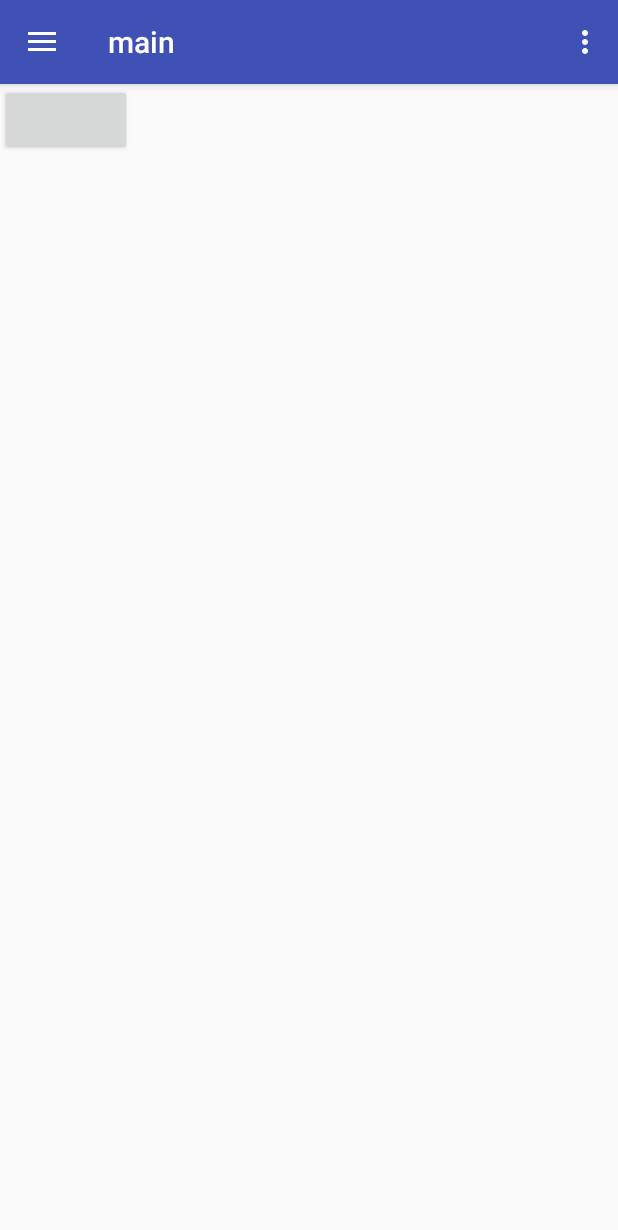
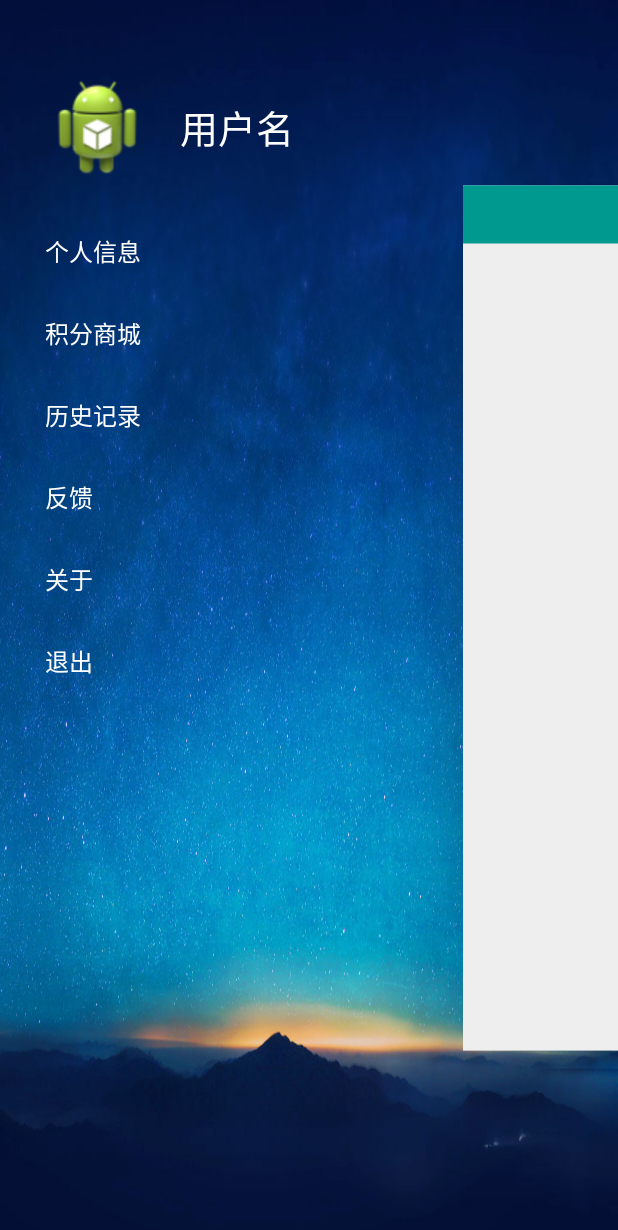
Before and after one commit to Rottin/picTag, an Android app: the MainActivity screen opened directly, with no data from a screen before it, after a tap on "历史记录", on a phone screen of 412 x 824 dp. Shown: the top 1230 px of the screen. Run offline under Robolectric (Android 15) with nearby library versions, the phone set to English and light mode, and no system bars; 3 other taps on this screen came first.

Commit message:
添加主页侧滑栏

```diff
--- a/app/build.gradle
+++ b/app/build.gradle
@@ -16,6 +16,7 @@ android {
         versionCode 1
         versionName "1.0"
         testInstrumentationRunner "android.support.test.runner.AndroidJUnitRunner"
+        multiDexEnabled true
     }
     buildTypes {
         release {
@@ -34,4 +35,5 @@ dependencies {
     compile 'com.android.support:design:25.3.1'
     compile 'com.android.support.constraint:constraint-layout:1.0.2'
     testCompile 'junit:junit:4.12'
+    compile 'com.nineoldandroids:library:2.4.0'
 }
--- /dev/null
+++ b/app/src/main/java/com/rottin/administrator/pictag/DragLayout.java
@@ -0,0 +1,291 @@
+package com.rottin.administrator.pictag;
+
+import android.content.Context;
+import android.graphics.Color;
+import android.graphics.PorterDuff;
+import android.support.v4.view.GestureDetectorCompat;
+import android.support.v4.view.ViewCompat;
+import android.support.v4.widget.ViewDragHelper;
+import android.util.AttributeSet;
+import android.view.GestureDetector;
+import android.view.MotionEvent;
+import android.view.View;
+import android.view.ViewGroup;
+import android.widget.FrameLayout;
+import android.widget.ImageView;
+import android.widget.RelativeLayout;
+import com.nineoldandroids.view.ViewHelper;
+
+/**
+ * Created by Administrator on 2017/5/13.
+ */
+
+public class DragLayout extends FrameLayout {
+
+    private boolean isShowShadow = true;
+
+    private GestureDetectorCompat gestureDetector;
+    private ViewDragHelper dragHelper;
+    private DragListener dragListener;
+    private int range;
+    private int width;
+    private int height;
+    private int mainLeft;
+    private Context context;
+    private ImageView iv_shadow;
+    private RelativeLayout vg_left;
+    private MyRelativeLayout vg_main;
+    private Status status = Status.Close;
+
+    public DragLayout(Context context) {
+        this(context, null);
+    }
+
+    public DragLayout(Context context, AttributeSet attrs) {
+        this(context, attrs, 0);
+        this.context = context;
+    }
+
+    public DragLayout(Context context, AttributeSet attrs, int defStyle) {
+        super(context, attrs, defStyle);
+        gestureDetector = new GestureDetectorCompat(context, new YScrollDetector());
+        dragHelper = ViewDragHelper.create(this, dragHelperCallback);
+    }
+
+    class YScrollDetector extends GestureDetector.SimpleOnGestureListener {
+        @Override
+        public boolean onScroll(MotionEvent e1, MotionEvent e2, float dx, float dy) {
+            return Math.abs(dy) <= Math.abs(dx);
+        }
+    }
+
+    private ViewDragHelper.Callback dragHelperCallback = new ViewDragHelper.Callback() {
+
+        @Override
+        public int clampViewPositionHorizontal(View child, int left, int dx) {
+            if (mainLeft + dx < 0) {
+                return 0;
+            } else if (mainLeft + dx > range) {
+                return range;
+            } else {
+                return left;
+            }
+        }
+
+        @Override
+        public boolean tryCaptureView(View child, int pointerId) {
+            return true;
+        }
+
+        @Override
+        public int getViewHorizontalDragRange(View child) {
+            return width;
+        }
+
+        @Override
+        public void onViewReleased(View releasedChild, float xvel, float yvel) {
+            super.onViewReleased(releasedChild, xvel, yvel);
+            if (xvel > 0) {
+                open();
+            } else if (xvel < 0) {
+                close();
+            } else if (releasedChild == vg_main && mainLeft > range * 0.3) {
+                open();
+            } else if (releasedChild == vg_left && mainLeft > range * 0.7) {
+                open();
+            } else {
+                close();
+            }
+        }
+
+        @Override
+        public void onViewPositionChanged(View changedView, int left, int top,
+                                          int dx, int dy) {
+            if (changedView == vg_main) {
+                mainLeft = left;
+            } else {
+                mainLeft = mainLeft + left;
+            }
+            if (mainLeft < 0) {
+                mainLeft = 0;
+            } else if (mainLeft > range) {
+                mainLeft = range;
+            }
+
+            if (isShowShadow) {
+                iv_shadow.layout(mainLeft, 0, mainLeft + width, height);
+            }
+            if (changedView == vg_left) {
+                vg_left.layout(0, 0, width, height);
+                vg_main.layout(mainLeft, 0, mainLeft + width, height);
+            }
+
+            dispatchDragEvent(mainLeft);
+        }
+    };
+
+    public interface DragListener {
+        public void onOpen();
+
+        public void onClose();
+
+        public void onDrag(float percent);
+    }
+
+    public void setDragListener(DragListener dragListener) {
+        this.dragListener = dragListener;
+    }
+
+    @Override
+    protected void onFinishInflate() {
+        super.onFinishInflate();
+        if (isShowShadow) {
+            iv_shadow = new ImageView(context);
+            iv_shadow.setImageResource(R.drawable.shadow);
+            LayoutParams lp = new LayoutParams(LayoutParams.MATCH_PARENT, LayoutParams.MATCH_PARENT);
+            addView(iv_shadow, 1, lp);
+        }
+        vg_left = (RelativeLayout) getChildAt(0);
+        vg_main = (MyRelativeLayout) getChildAt(isShowShadow ? 2 : 1);
+        vg_main.setDragLayout(this);
+        vg_left.setClickable(true);
+        vg_main.setClickable(true);
+    }
+
+    public ViewGroup getVg_main() {
+        return vg_main;
+    }
+
+    public ViewGroup getVg_left() {
+        return vg_left;
+    }
+
+    @Override
+    protected void onSizeChanged(int w, int h, int oldw, int oldh) {
+        super.onSizeChanged(w, h, oldw, oldh);
+        width = vg_left.getMeasuredWidth();
+        height = vg_left.getMeasuredHeight();
+        range = (int) (width * 0.6f);
+    }
+
+    @Override
+    protected void onLayout(boolean changed, int left, int top, int right, int bottom) {
+        vg_left.layout(0, 0, width, height);
+        vg_main.layout(mainLeft, 0, mainLeft + width, height);
+    }
+
+    @Override
+    public boolean onInterceptTouchEvent(MotionEvent ev) {
+        return dragHelper.shouldInterceptTouchEvent(ev) && gestureDetector.onTouchEvent(ev);
+    }
+
+    @Override
+    public boolean onTouchEvent(MotionEvent e) {
+        try {
+            dragHelper.processTouchEvent(e);
+        } catch (Exception ex) {
+            ex.printStackTrace();
+        }
+        return false;
+    }
+
+    private void dispatchDragEvent(int mainLeft) {
+        if (dragListener == null) {
+            return;
+        }
+        float percent = mainLeft / (float) range;
+        animateView(percent);
+        dragListener.onDrag(percent);
+        Status lastStatus = status;
+        if (lastStatus != getStatus() && status == Status.Close) {
+            dragListener.onClose();
+        } else if (lastStatus != getStatus() && status == Status.Open) {
+            dragListener.onOpen();
+        }
+    }
+
+    private void animateView(float percent) {
+        float f1 = 1 - percent * 0.3f;
+        ViewHelper.setScaleX(vg_main, f1);
+        ViewHelper.setScaleY(vg_main, f1);
+        ViewHelper.setTranslationX(vg_left, -vg_left.getWidth() / 2.3f + vg_left.getWidth() / 2.3f * percent);
+        ViewHelper.setScaleX(vg_left, 0.5f + 0.5f * percent);
+        ViewHelper.setScaleY(vg_left, 0.5f + 0.5f * percent);
+        ViewHelper.setAlpha(vg_left, percent);
+        if (isShowShadow) {
+            ViewHelper.setScaleX(iv_shadow, f1 * 1.4f * (1 - percent * 0.12f));
+            ViewHelper.setScaleY(iv_shadow, f1 * 1.85f * (1 - percent * 0.12f));
+        }
+        getBackground().setColorFilter(evaluate(percent, Color.BLACK, Color.TRANSPARENT), PorterDuff.Mode.SRC_OVER);
+    }
+
+    private Integer evaluate(float fraction, Object startValue, Integer endValue) {
+        int startInt = (Integer) startValue;
+        int startA = (startInt >> 24) & 0xff;
+        int startR = (startInt >> 16) & 0xff;
+        int startG = (startInt >> 8) & 0xff;
+        int startB = startInt & 0xff;
+        int endInt = (Integer) endValue;
+        int endA = (endInt >> 24) & 0xff;
+        int endR = (endInt >> 16) & 0xff;
+        int endG = (endInt >> 8) & 0xff;
+        int endB = endInt & 0xff;
+        return (int) ((startA + (int) (fraction * (endA - startA))) << 24)
+                | (int) ((startR + (int) (fraction * (endR - startR))) << 16)
+                | (int) ((startG + (int) (fraction * (endG - startG))) << 8)
+                | (int) ((startB + (int) (fraction * (endB - startB))));
+    }
+
+    @Override
+    public void computeScroll() {
+        if (dragHelper.continueSettling(true)) {
+            ViewCompat.postInvalidateOnAnimation(this);
+        }
+    }
+
+    public enum Status {
+        Drag, Open, Close
+    }
+
+    public Status getStatus() {
+        if (mainLeft == 0) {
+            status = Status.Close;
+        } else if (mainLeft == range) {
+            status = Status.Open;
+        } else {
+            status = Status.Drag;
+        }
+        return status;
+    }
+
+    public void open() {
+        open(true);
+    }
+
+    public void open(boolean animate) {
+        if (animate) {
+            if (dragHelper.smoothSlideViewTo(vg_main, range, 0)) {
+                ViewCompat.postInvalidateOnAnimation(this);
+            }
+        } else {
+            vg_main.layout(range, 0, range * 2, height);
+            dispatchDragEvent(range);
+        }
+    }
+
+    public void close() {
+        close(true);
+    }
+
+    public void close(boolean animate) {
+        if (animate) {
+            if (dragHelper.smoothSlideViewTo(vg_main, 0, 0)) {
+                ViewCompat.postInvalidateOnAnimation(this);
+            }
+        } else {
+            vg_main.layout(0, 0, width, height);
+            dispatchDragEvent(0);
+        }
+    }
+
+}
--- a/app/src/main/java/com/rottin/administrator/pictag/MainActivity.java
+++ b/app/src/main/java/com/rottin/administrator/pictag/MainActivity.java
@@ -13,17 +13,31 @@ import android.support.v7.app.AppCompatActivity;
 import android.support.v7.widget.Toolbar;
 import android.view.Menu;
 import android.view.MenuItem;
+import android.view.animation.AnimationUtils;
+import android.widget.AdapterView;
+import android.widget.ArrayAdapter;
 import android.widget.Button;
+import android.widget.ImageView;
+import android.widget.ListView;
+import android.widget.Toast;
+
+import com.nineoldandroids.view.ViewHelper;
+
+import java.util.Random;
 
 public class MainActivity extends AppCompatActivity
-        implements NavigationView.OnNavigationItemSelectedListener {
+//        implements NavigationView.OnNavigationItemSelectedListener
+ {
     private Button bn1;
+    private DragLayout dl;
+    private ListView lv;
+    private ImageView iv_icon, iv_bottom;
 
     @Override
     protected void onCreate(Bundle savedInstanceState) {
         super.onCreate(savedInstanceState);
         setContentView(R.layout.activity_main);
-        Toolbar toolbar = (Toolbar) findViewById(R.id.toolbar);
+        /*Toolbar toolbar = (Toolbar) findViewById(R.id.toolbar);
         setSupportActionBar(toolbar);
 
         bn1 = (Button) findViewById(R.id.bn1);
@@ -42,10 +56,59 @@ public class MainActivity extends AppCompatActivity
         toggle.syncState();
 
         NavigationView navigationView = (NavigationView) findViewById(R.id.nav_view);
-        navigationView.setNavigationItemSelectedListener(this);
+        navigationView.setNavigationItemSelectedListener(this);*/
+        initDragLayout();
+        initView();
     }
 
-    @Override
+    private void initDragLayout() {
+        dl = (DragLayout) findViewById(R.id.dl);
+        dl.setDragListener(new DragLayout.DragListener() {
+            @Override
+            public void onOpen() {
+                lv.smoothScrollToPosition(new Random().nextInt(30));
+            }
+
+            @Override
+            public void onClose() {
+                shake();
+            }
+
+            @Override
+            public void onDrag(float percent) {
+                ViewHelper.setAlpha(iv_icon, 1 - percent);
+            }
+        });
+    }
+
+    private void shake() {
+        iv_icon.startAnimation(AnimationUtils.loadAnimation(this, R.anim.shake));
+    }
+
+    private void initView() {
+        iv_icon = (ImageView) findViewById(R.id.iv_icon);
+        iv_bottom = (ImageView) findViewById(R.id.iv_bottom);
+        lv = (ListView) findViewById(R.id.lv);
+        lv.setAdapter(new ArrayAdapter<String>(MainActivity.this,
+                R.layout.item_text, new String[] { "个人信息", "积分商城",
+                "历史记录", "反馈", "关于", "退出",
+        }));
+        lv.setOnItemClickListener(new AdapterView.OnItemClickListener() {
+            @Override
+            public void onItemClick(AdapterView<?> arg0, View arg1,
+                                    int position, long arg3) {
+                Toast.makeText(getApplicationContext(), "click " + position, Toast.LENGTH_SHORT).show();
+            }
+        });
+        iv_icon.setOnClickListener(new View.OnClickListener() {
+            @Override
+            public void onClick(View arg0) {
+                dl.open();
+            }
+        });
+    }
+
+    /*@Override
     public void onBackPressed() {
         DrawerLayout drawer = (DrawerLayout) findViewById(R.id.drawer_layout);
         if (drawer.isDrawerOpen(GravityCompat.START)) {
@@ -75,13 +138,13 @@ public class MainActivity extends AppCompatActivity
         }
 
         return super.onOptionsItemSelected(item);
-    }
+    }*/
 
-    @SuppressWarnings("StatementWithEmptyBody")
-    @Override
-    public boolean onNavigationItemSelected(MenuItem item) {
-        // Handle navigation view item clicks here.
-        int id = item.getItemId();
+//    @SuppressWarnings("StatementWithEmptyBody")
+//    @Override
+//    public boolean onNavigationItemSelected(MenuItem item) {
+//        // Handle navigation view item clicks here.
+//        int id = item.getItemId();
 // TODO: 2017/5/10
 //        if (id == R.id.nav_camera) {
 //            // Handle the camera action
@@ -96,9 +159,9 @@ public class MainActivity extends AppCompatActivity
 //        } else if (id == R.id.nav_send) {
 //
 //        }
-
-        DrawerLayout drawer = (DrawerLayout) findViewById(R.id.drawer_layout);
-        drawer.closeDrawer(GravityCompat.START);
-        return true;
-    }
+//
+//        DrawerLayout drawer = (DrawerLayout) findViewById(R.id.drawer_layout);
+//        drawer.closeDrawer(GravityCompat.START);
+//        return true;
+//    }
 }
--- a/app/src/main/res/layout/activity_main.xml
+++ b/app/src/main/res/layout/activity_main.xml
@@ -1,25 +1,118 @@
 <?xml version="1.0" encoding="utf-8"?>
-<android.support.v4.widget.DrawerLayout xmlns:android="http://schemas.android.com/apk/res/android"
-    xmlns:app="http://schemas.android.com/apk/res-auto"
-    xmlns:tools="http://schemas.android.com/tools"
-    android:id="@+id/drawer_layout"
+<!--<android.support.v4.widget.DrawerLayout xmlns:android="http://schemas.android.com/apk/res/android"-->
+    <!--xmlns:app="http://schemas.android.com/apk/res-auto"-->
+    <!--xmlns:tools="http://schemas.android.com/tools"-->
+    <!--android:id="@+id/drawer_layout"-->
+    <!--android:layout_width="match_parent"-->
+    <!--android:layout_height="match_parent"-->
+    <!--android:fitsSystemWindows="true"-->
+    <!--tools:openDrawer="start">-->
+
+    <!--<include-->
+        <!--layout="@layout/app_bar_main"-->
+        <!--android:layout_width="match_parent"-->
+        <!--android:layout_height="match_parent" />-->
+
+    <!--<android.support.design.widget.NavigationView-->
+        <!--android:id="@+id/nav_view"-->
+        <!--android:layout_width="wrap_content"-->
+        <!--android:layout_height="match_parent"-->
+        <!--android:layout_gravity="start"-->
+        <!--android:fitsSystemWindows="true"-->
+        <!--app:headerLayout="@layout/nav_header_main"-->
+        <!--app:menu="@menu/activity_main_drawer" />-->
+<!---->
+<!--</android.support.v4.widget.DrawerLayout>-->
+<com.rottin.administrator.pictag.DragLayout xmlns:android="http://schemas.android.com/apk/res/android"
+xmlns:app="http://schemas.android.com/apk/res-auto"
+xmlns:tools="http://schemas.android.com/tools"
+    android:id="@+id/dl"
     android:layout_width="match_parent"
     android:layout_height="match_parent"
-    android:fitsSystemWindows="true"
-    tools:openDrawer="start">
+    android:background="@drawable/bg" >
 
-    <include
-        layout="@layout/app_bar_main"
+    <RelativeLayout
         android:layout_width="match_parent"
-        android:layout_height="match_parent" />
+        android:layout_height="match_parent"
+        android:paddingBottom="30dp"
+        android:paddingLeft="30dp"
+        android:paddingTop="50dp" >
 
-    <android.support.design.widget.NavigationView
-        android:id="@+id/nav_view"
-        android:layout_width="wrap_content"
+        <LinearLayout
+            android:id="@+id/ll1"
+            android:layout_width="match_parent"
+            android:layout_height="wrap_content"
+            android:orientation="horizontal" >
+
+            <ImageView
+                android:id="@+id/iv_bottom"
+                android:layout_width="70dp"
+                android:layout_height="70dp"
+                android:src="@drawable/ic_launcher" />
+
+            <TextView
+                android:layout_width="wrap_content"
+                android:layout_height="wrap_content"
+                android:layout_gravity="center_vertical"
+                android:layout_marginLeft="20dp"
+                android:text="用户名"
+                android:textColor="#ffffff"
+                android:textSize="25sp" />
+        </LinearLayout>
+
+        <TextView
+            android:id="@+id/tv_mail"
+            android:layout_width="wrap_content"
+            android:layout_height="wrap_content"
+            android:layout_alignParentBottom="true"
+            android:text=""
+            android:textColor="#ffffff"
+            android:textSize="15sp" />
+
+        <ListView
+            android:id="@+id/lv"
+            android:layout_width="match_parent"
+            android:layout_height="wrap_content"
+            android:layout_above="@id/tv_mail"
+            android:layout_below="@id/ll1"
+            android:layout_marginBottom="30dp"
+            android:layout_marginTop="20dp"
+            android:cacheColorHint="#00000000"
+            android:divider="@null"
+            android:textColor="#ffffff" />
+    </RelativeLayout>
+
+    <com.rottin.administrator.pictag.MyRelativeLayout
+        android:layout_width="match_parent"
         android:layout_height="match_parent"
-        android:layout_gravity="start"
-        android:fitsSystemWindows="true"
-        app:headerLayout="@layout/nav_header_main"
-        app:menu="@menu/activity_main_drawer" />
+        android:background="#eeeeee" >
 
-</android.support.v4.widget.DrawerLayout>
+        <RelativeLayout
+            android:id="@+id/rl_title"
+            android:layout_width="match_parent"
+            android:layout_height="55dp"
+            android:background="#009990" >
+
+            <ImageView
+                android:id="@+id/iv_icon"
+                android:layout_width="42dp"
+                android:layout_height="42dp"
+                android:layout_centerVertical="true"
+                android:layout_marginLeft="10dp"
+                android:scaleType="centerCrop"
+                android:src="@drawable/ic_launcher" />
+
+            <TextView
+                android:layout_width="wrap_content"
+                android:layout_height="wrap_content"
+                android:layout_centerInParent="true"
+                android:text="主界面"
+                android:textColor="#ffffff"
+                android:textSize="20sp" />
+        </RelativeLayout>
+
+
+
+    </com.rottin.administrator.pictag.MyRelativeLayout>
+
+</com.rottin.administrator.pictag.DragLayout>
--- /dev/null
+++ b/app/src/main/res/layout/item_text.xml
@@ -0,0 +1,10 @@
+<TextView xmlns:android="http://schemas.android.com/apk/res/android"
+    android:id="@android:id/text1"
+    android:layout_width="match_parent"
+    android:layout_height="wrap_content"
+    android:gravity="center_vertical"
+    android:paddingBottom="15dp"
+    android:paddingTop="15dp"
+    android:textSize="16dp"
+    android:text="TEXT"
+    android:textColor="#ffffff" />
```
Also changed, not shown: app/src/main/java/com/rottin/administrator/pictag/MyRelativeLayout.java (added, +50 -0 lines), app/libs/nineoldandroids-2.4.0.jar (added), app/src/main/res/drawable/bg.jpg (added), app/src/main/res/drawable/default_face.9.png (added), app/src/main/res/drawable/ic_launcher.png (added), app/src/main/res/drawable/shadow.9.png (added).
